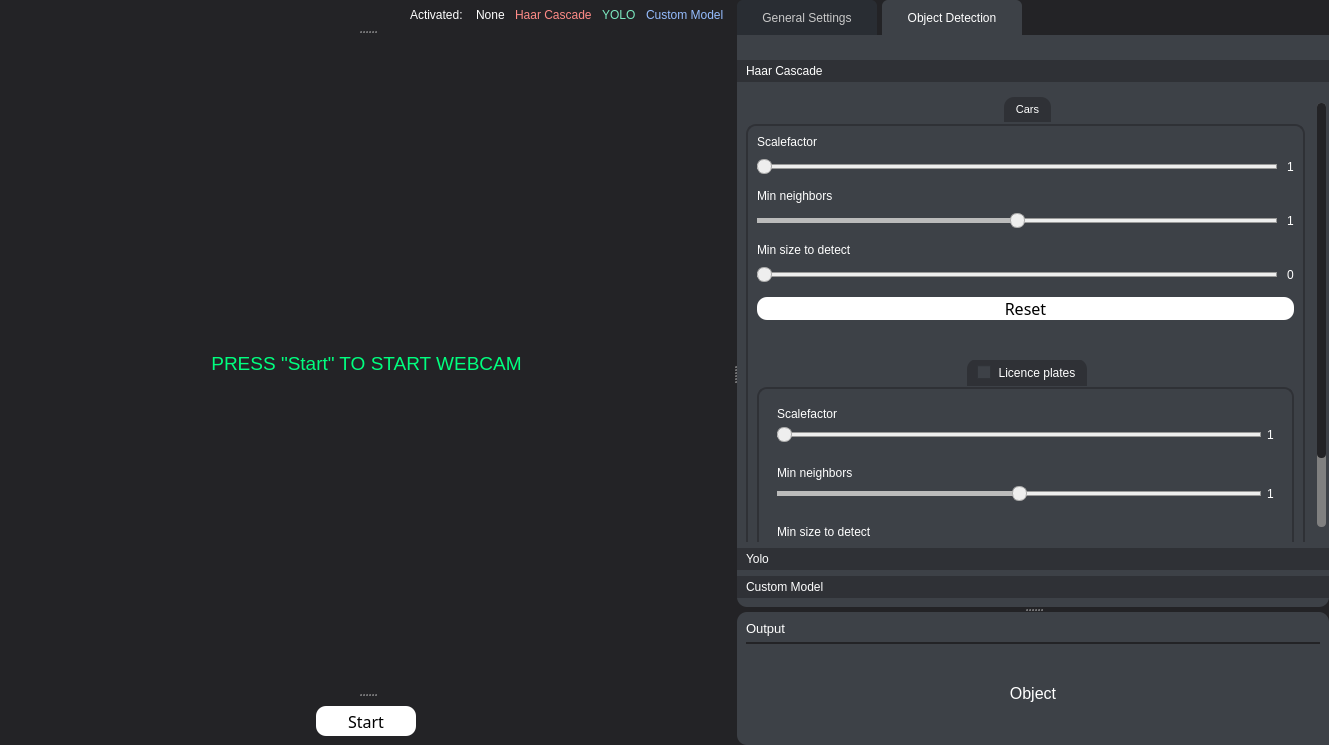
Qt form GUI/ui_mainPage.ui (Tobias-Mauritzon/DAT067) before a commit.
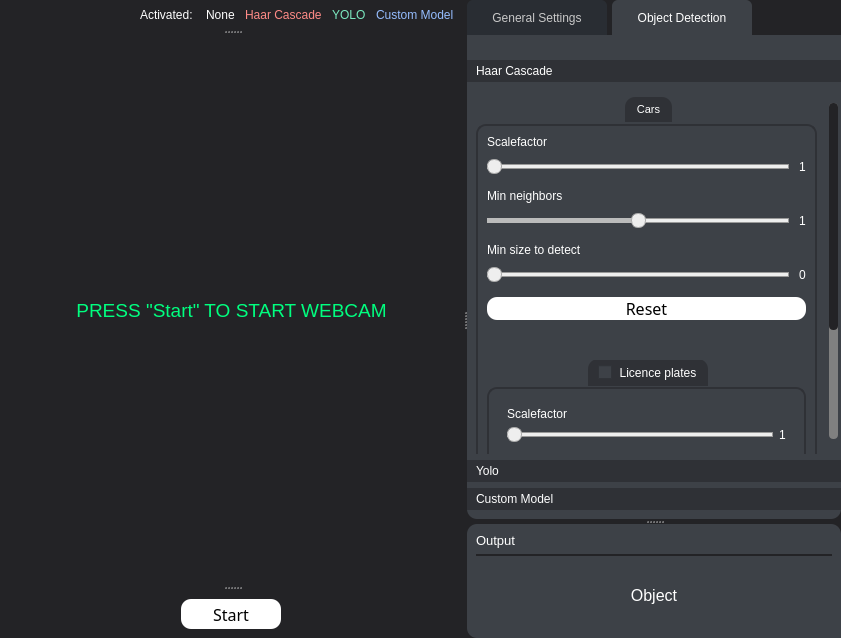
The same form after that commit. The open tabs and pages were chosen to show the change.

```diff
--- a/GUI/ui_mainPage.ui
+++ b/GUI/ui_mainPage.ui
@@ -6,8 +6,8 @@
    <rect>
     <x>0</x>
     <y>0</y>
-    <width>1329</width>
-    <height>745</height>
+    <width>841</width>
+    <height>638</height>
    </rect>
   </property>
   <property name="windowTitle">
@@ -1153,8 +1153,8 @@
                       <rect>
                        <x>0</x>
                        <y>0</y>
-                       <width>85</width>
-                       <height>169</height>
+                       <width>386</width>
+                       <height>465</height>
                       </rect>
                      </property>
                      <property name="sizePolicy">
@@ -1371,8 +1371,8 @@
                           <rect>
                            <x>0</x>
                            <y>0</y>
-                           <width>178</width>
-                           <height>543</height>
+                           <width>371</width>
+                           <height>567</height>
                           </rect>
                          </property>
                          <attribute name="label">
```
Left out of the diff: 4 changed lines with no effect on the pictures.
